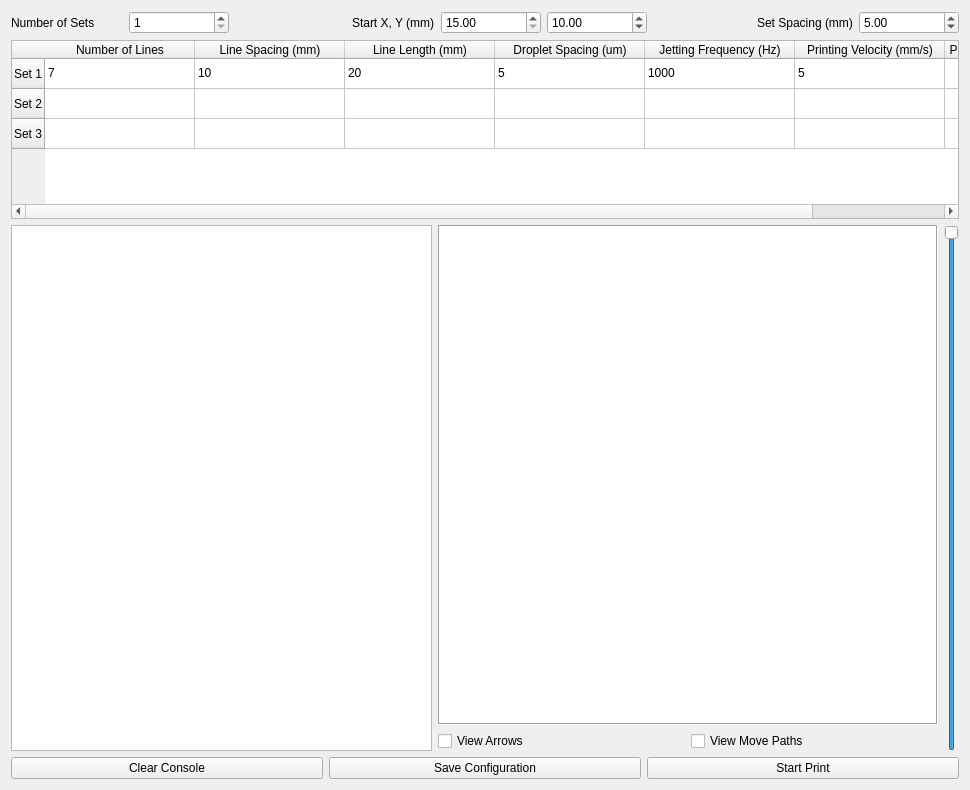
Old version of the form src/ui/lineprintwidget.ui in the repository BYUCreateResearchLab/CREATE_LAB_Binder_Jet_Printer.
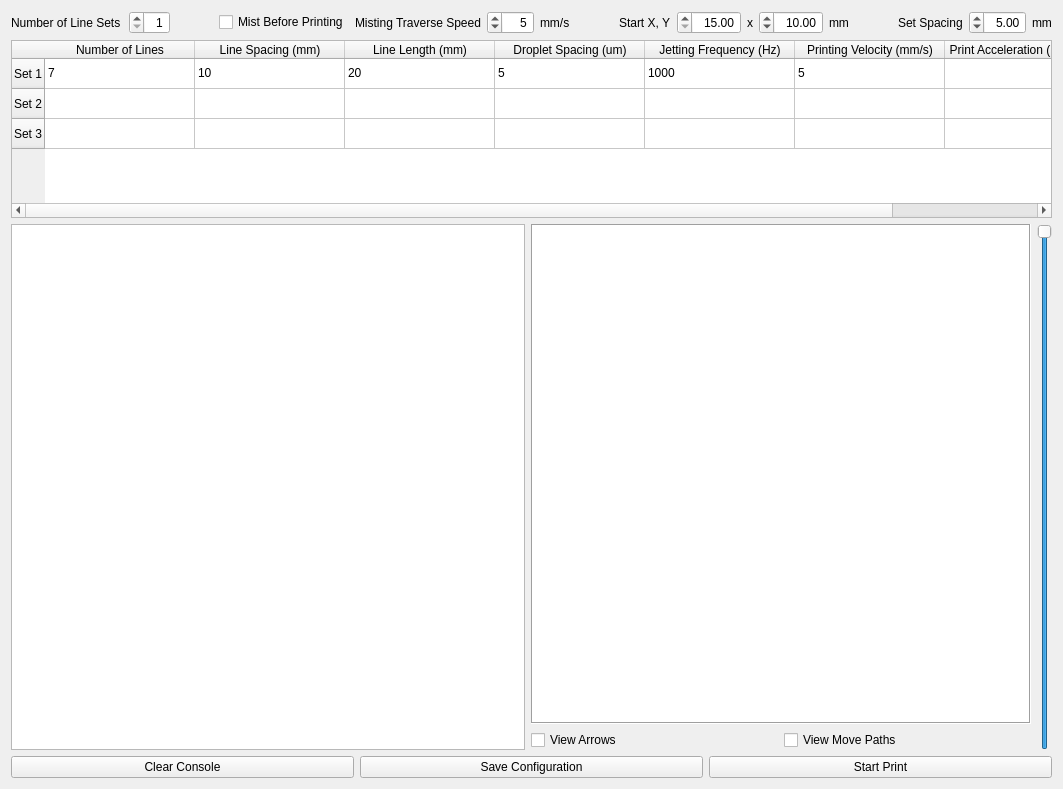
New version of the form. Custom widgets are drawn as their Qt base class.

Commit message: Misting Prep

Patch:
```diff
--- a/src/ui/lineprintwidget.ui
+++ b/src/ui/lineprintwidget.ui
@@ -6,8 +6,8 @@
    <rect>
     <x>0</x>
     <y>0</y>
-    <width>970</width>
-    <height>790</height>
+    <width>1063</width>
+    <height>789</height>
    </rect>
   </property>
   <property name="windowTitle">
@@ -37,7 +37,7 @@
         </size>
        </property>
        <property name="text">
-        <string>Number of Sets</string>
+        <string>Number of Line Sets</string>
        </property>
       </widget>
      </item>
@@ -49,6 +49,12 @@
          <height>16777215</height>
         </size>
        </property>
+       <property name="layoutDirection">
+        <enum>Qt::RightToLeft</enum>
+       </property>
+       <property name="alignment">
+        <set>Qt::AlignRight|Qt::AlignTrailing|Qt::AlignVCenter</set>
+       </property>
        <property name="minimum">
         <number>1</number>
        </property>
@@ -60,10 +66,76 @@
        </property>
       </widget>
      </item>
+     <item>
+      <spacer name="horizontalSpacer">
+       <property name="orientation">
+        <enum>Qt::Horizontal</enum>
+       </property>
+       <property name="sizeHint" stdset="0">
+        <size>
+         <width>40</width>
+         <height>20</height>
+        </size>
+       </property>
+      </spacer>
+     </item>
+     <item>
+      <widget class="QCheckBox" name="mistLayerCheckBox">
+       <property name="text">
+        <string>Mist Before Printing</string>
+       </property>
+      </widget>
+     </item>
+     <item>
+      <widget class="QLabel" name="label">
+       <property name="text">
+        <string>Misting Traverse Speed</string>
+       </property>
+      </widget>
+     </item>
+     <item>
+      <widget class="QSpinBox" name="mistTraverseSpeedSpinBox">
+       <property name="layoutDirection">
+        <enum>Qt::RightToLeft</enum>
+       </property>
+       <property name="alignment">
+        <set>Qt::AlignRight|Qt::AlignTrailing|Qt::AlignVCenter</set>
+       </property>
+       <property name="minimum">
+        <number>1</number>
+       </property>
+       <property name="maximum">
+        <number>100</number>
+       </property>
+       <property name="value">
+        <number>5</number>
+       </property>
+      </widget>
+     </item>
+     <item>
+      <widget class="QLabel" name="label_2">
+       <property name="text">
+        <string>mm/s</string>
+       </property>
+      </widget>
+     </item>
+     <item>
+      <spacer name="horizontalSpacer_2">
+       <property name="orientation">
+        <enum>Qt::Horizontal</enum>
+       </property>
+       <property name="sizeHint" stdset="0">
+        <size>
+         <width>40</width>
+         <height>20</height>
+        </size>
+       </property>
+      </spacer>
+     </item>
      <item alignment="Qt::AlignRight">
       <widget class="QLabel" name="label_StartXY">
        <property name="text">
-        <string>Start X, Y (mm)</string>
+        <string>Start X, Y</string>
        </property>
       </widget>
      </item>
@@ -75,6 +147,12 @@
          <height>16777215</height>
         </size>
        </property>
+       <property name="layoutDirection">
+        <enum>Qt::RightToLeft</enum>
+       </property>
+       <property name="alignment">
+        <set>Qt::AlignRight|Qt::AlignTrailing|Qt::AlignVCenter</set>
+       </property>
        <property name="minimum">
         <double>15.000000000000000</double>
        </property>
@@ -86,6 +164,13 @@
        </property>
       </widget>
      </item>
+     <item>
+      <widget class="QLabel" name="label_5">
+       <property name="text">
+        <string>x</string>
+       </property>
+      </widget>
+     </item>
      <item>
       <widget class="QDoubleSpinBox" name="startY">
        <property name="maximumSize">
@@ -94,6 +179,12 @@
          <height>16777215</height>
         </size>
        </property>
+       <property name="layoutDirection">
+        <enum>Qt::RightToLeft</enum>
+       </property>
+       <property name="alignment">
+        <set>Qt::AlignRight|Qt::AlignTrailing|Qt::AlignVCenter</set>
+       </property>
        <property name="maximum">
         <double>100.000000000000000</double>
        </property>
@@ -102,10 +193,30 @@
        </property>
       </widget>
      </item>
+     <item>
+      <widget class="QLabel" name="label_4">
+       <property name="text">
+        <string>mm</string>
+       </property>
+      </widget>
+     </item>
+     <item>
+      <spacer name="horizontalSpacer_3">
+       <property name="orientation">
+        <enum>Qt::Horizontal</enum>
+       </property>
+       <property name="sizeHint" stdset="0">
+        <size>
+         <width>40</width>
+         <height>20</height>
+        </size>
+       </property>
+      </spacer>
+     </item>
      <item alignment="Qt::AlignRight">
       <widget class="QLabel" name="label_setSpacing">
        <property name="text">
-        <string>Set Spacing (mm)</string>
+        <string>Set Spacing</string>
        </property>
       </widget>
      </item>
@@ -117,6 +228,12 @@
          <height>16777215</height>
         </size>
        </property>
+       <property name="layoutDirection">
+        <enum>Qt::RightToLeft</enum>
+       </property>
+       <property name="alignment">
+        <set>Qt::AlignRight|Qt::AlignTrailing|Qt::AlignVCenter</set>
+       </property>
        <property name="decimals">
         <number>2</number>
        </property>
@@ -128,6 +245,13 @@
        </property>
       </widget>
      </item>
+     <item>
+      <widget class="QLabel" name="label_3">
+       <property name="text">
+        <string>mm</string>
+       </property>
+      </widget>
+     </item>
     </layout>
    </item>
    <item>
```
The commit also changes 3 other files.
